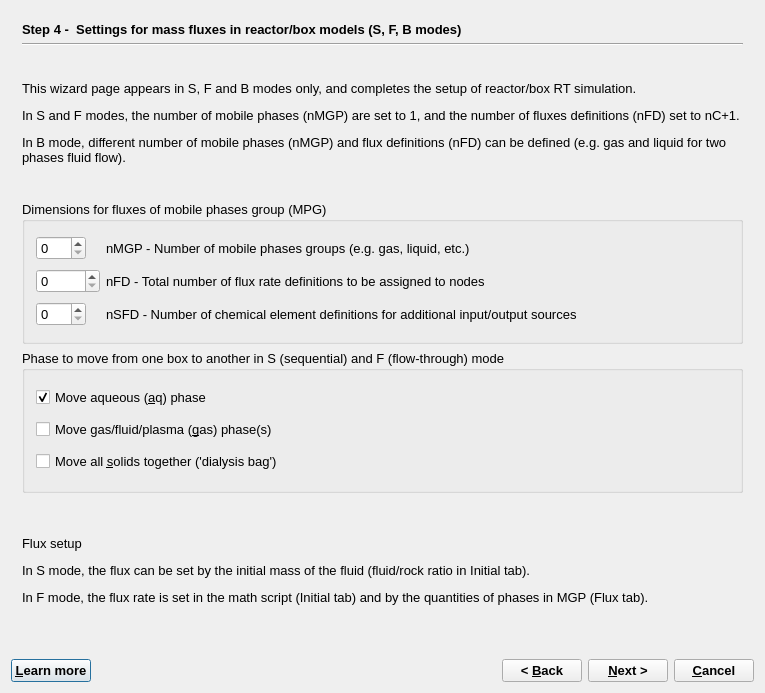
Qt form GUI/Dialogs4/GEM2MTWizard4.ui (gemshub/GEMSGUI) before a commit.
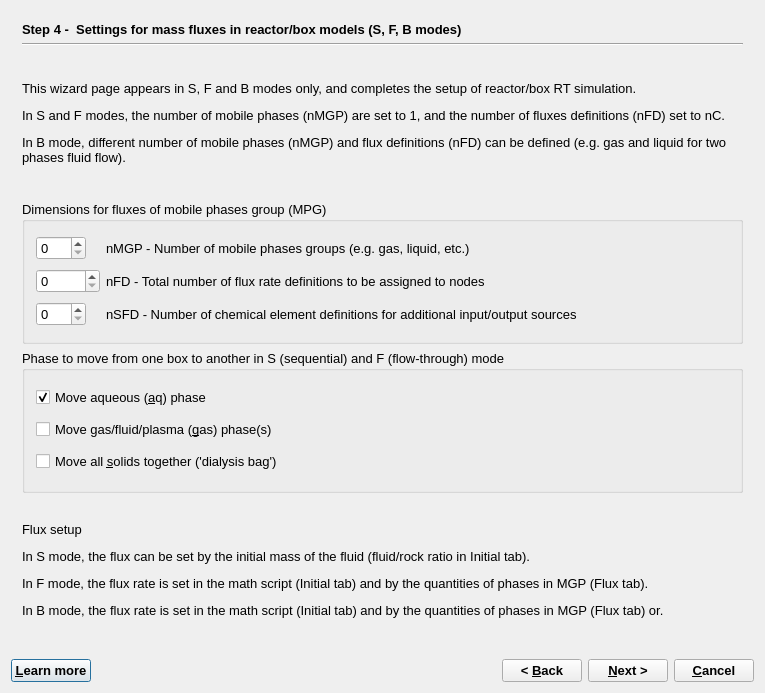
The same form after that commit. The open tabs and pages were chosen to show the change.

Commit message: updated gm_gem2mt.html help fileuntil 2.4 wizard step4

```diff
--- a/GUI/Dialogs4/GEM2MTWizard4.ui
+++ b/GUI/Dialogs4/GEM2MTWizard4.ui
@@ -1185,7 +1185,7 @@
           </size>
          </property>
          <property name="text">
-          <string>&lt;html&gt;&lt;head/&gt;&lt;body&gt;&lt;p&gt;This wizard page appears in S, F and B modes only, and completes the setup of reactor/box RT simulation. &lt;/p&gt;&lt;p&gt;In S and F modes, the number of mobile phases (nMGP) are set to 1, and the number of fluxes definitions (nFD) set to nC+1. &lt;/p&gt;&lt;p&gt;In B mode, different number of mobile phases (nMGP) and flux definitions (nFD) can be defined (e.g. gas and liquid for two phases fluid flow).&lt;/p&gt;&lt;/body&gt;&lt;/html&gt;</string>
+          <string>&lt;html&gt;&lt;head/&gt;&lt;body&gt;&lt;p&gt;This wizard page appears in S, F and B modes only, and completes the setup of reactor/box RT simulation. &lt;/p&gt;&lt;p&gt;In S and F modes, the number of mobile phases (nMGP) are set to 1, and the number of fluxes definitions (nFD) set to nC. &lt;/p&gt;&lt;p&gt;In B mode, different number of mobile phases (nMGP) and flux definitions (nFD) can be defined (e.g. gas and liquid for two phases fluid flow).&lt;/p&gt;&lt;/body&gt;&lt;/html&gt;</string>
          </property>
          <property name="wordWrap">
           <bool>true</bool>
@@ -1360,7 +1360,7 @@
        <item>
         <widget class="QLabel" name="label_4">
          <property name="text">
-          <string>&lt;html&gt;&lt;head/&gt;&lt;body&gt;&lt;p&gt;Flux setup &lt;/p&gt;&lt;p&gt;In S mode, the flux can be set by the initial mass of the fluid (fluid/rock ratio in Initial tab).&lt;/p&gt;&lt;p&gt;In F mode, the flux rate is set in the math script (Initial tab) and by the quantities of phases in MGP (Flux tab).&lt;/p&gt;&lt;/body&gt;&lt;/html&gt;</string>
+          <string>&lt;html&gt;&lt;head/&gt;&lt;body&gt;&lt;p&gt;Flux setup &lt;/p&gt;&lt;p&gt;In S mode, the flux can be set by the initial mass of the fluid (fluid/rock ratio in Initial tab).&lt;/p&gt;&lt;p&gt;In F mode, the flux rate is set in the math script (Initial tab) and by the quantities of phases in MGP (Flux tab).&lt;/p&gt;&lt;p&gt;In B mode, the flux rate is set in the math script (Initial tab) and by the quantities of phases in MGP (Flux tab) or.&lt;/p&gt;&lt;/body&gt;&lt;/html&gt;</string>
          </property>
         </widget>
        </item>
```
Left out of the diff: 2 changed lines with no effect on the pictures. The commit also changes 1 other file.
